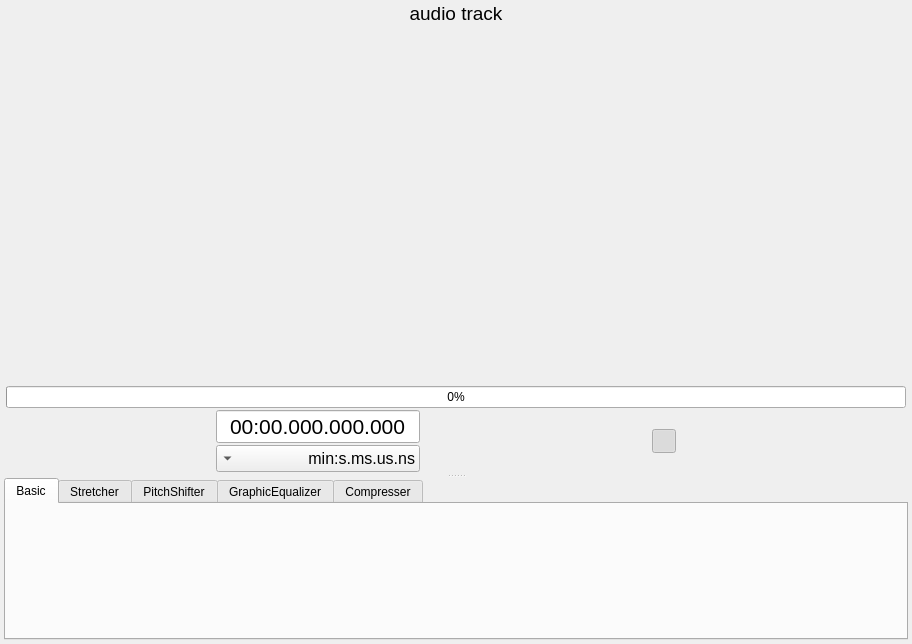
Qt form src/ui/audio/audiocontroller.ui (xiangCaO233/MusicMapMaker) before a commit.
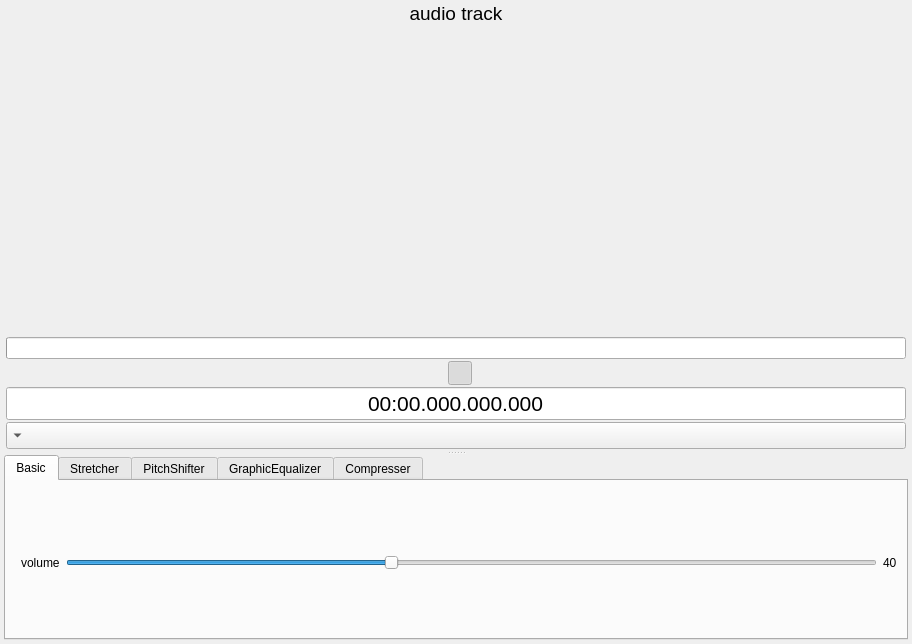
The same form after that commit. Icons and pictures are not drawn.

Diff of the .ui file:
```diff
--- a/src/ui/audio/audiocontroller.ui
+++ b/src/ui/audio/audiocontroller.ui
@@ -111,6 +111,9 @@
             <property name="value">
              <number>0</number>
             </property>
+            <property name="textVisible">
+             <bool>false</bool>
+            </property>
            </widget>
           </item>
           <item>
@@ -131,19 +134,6 @@
              <property name="bottomMargin">
               <number>0</number>
              </property>
-             <item>
-              <spacer name="horizontalSpacer_3">
-               <property name="orientation">
-                <enum>Qt::Orientation::Horizontal</enum>
-               </property>
-               <property name="sizeHint" stdset="0">
-                <size>
-                 <width>40</width>
-                 <height>20</height>
-                </size>
-               </property>
-              </spacer>
-             </item>
              <item>
               <widget class="QWidget" name="time_edit_widget" native="true">
                <layout class="QVBoxLayout" name="verticalLayout_3">
@@ -162,77 +152,6 @@
                 <property name="bottomMargin">
                  <number>0</number>
                 </property>
-                <item>
-                 <widget class="QLineEdit" name="time_edit">
-                  <property name="font">
-                   <font>
-                    <pointsize>16</pointsize>
-                   </font>
-                  </property>
-                  <property name="text">
-                   <string>00:00.000.000.000</string>
-                  </property>
-                  <property name="alignment">
-                   <set>Qt::AlignmentFlag::AlignCenter</set>
-                  </property>
-                 </widget>
-                </item>
-                <item>
-                 <widget class="QComboBox" name="unit_selection">
-                  <property name="font">
-                   <font>
-                    <pointsize>12</pointsize>
-                   </font>
-                  </property>
-                  <property name="layoutDirection">
-                   <enum>Qt::LayoutDirection::RightToLeft</enum>
-                  </property>
-                  <property name="currentText">
-                   <string>min:s.ms.us.ns</string>
-                  </property>
-                  <property name="currentIndex">
-                   <number>5</number>
-                  </property>
-                  <property name="placeholderText">
-                   <string>unit</string>
-                  </property>
-                  <item>
-                   <property name="text">
-                    <string>ms</string>
-                   </property>
-                  </item>
-                  <item>
-                   <property name="text">
-                    <string>us</string>
-                   </property>
-                  </item>
-                  <item>
-                   <property name="text">
-                    <string>ns</string>
-                   </property>
-                  </item>
-                  <item>
-                   <property name="text">
-                    <string>frame</string>
-                   </property>
-                  </item>
-                  <item>
-                   <property name="text">
-                    <string>min:s</string>
-                   </property>
-                  </item>
-                  <item>
-                   <property name="text">
-                    <string>min:s.ms.us.ns</string>
-                   </property>
-                  </item>
-                  <item>
-                   <property name="text">
-                    <string>min:s.ms</string>
-                   </property>
-                  </item>
-                 </widget>
-                </item>
                </layout>
               </widget>
              </item>
@@ -379,6 +298,45 @@
             </layout>
            </widget>
           </item>
+          <item>
+           <widget class="QLineEdit" name="time_edit">
+            <property name="font">
+             <font>
+              <pointsize>16</pointsize>
+             </font>
+            </property>
+            <property name="focusPolicy">
+             <enum>Qt::FocusPolicy::ClickFocus</enum>
+            </property>
+            <property name="text">
+             <string>00:00.000.000.000</string>
+            </property>
+            <property name="alignment">
+             <set>Qt::AlignmentFlag::AlignCenter</set>
+            </property>
+           </widget>
+          </item>
+          <item>
+           <widget class="QComboBox" name="unit_selection">
+            <property name="font">
+             <font>
+              <pointsize>12</pointsize>
+             </font>
+            </property>
+            <property name="layoutDirection">
+             <enum>Qt::LayoutDirection::RightToLeft</enum>
+            </property>
+            <property name="currentText">
+             <string/>
+            </property>
+            <property name="currentIndex">
+             <number>-1</number>
+            </property>
+            <property name="placeholderText">
+             <string>unit</string>
+            </property>
+           </widget>
+          </item>
          </layout>
         </widget>
         <widget class="QTabWidget" name="functions">
@@ -389,7 +347,65 @@
           <attribute name="title">
            <string>Basic</string>
           </attribute>
-          <layout class="QVBoxLayout" name="verticalLayout_4"/>
+          <layout class="QVBoxLayout" name="verticalLayout_4">
+           <property name="spacing">
+            <number>0</number>
+           </property>
+           <property name="leftMargin">
+            <number>6</number>
+           </property>
+           <property name="topMargin">
+            <number>6</number>
+           </property>
+           <property name="rightMargin">
+            <number>0</number>
+           </property>
+           <property name="bottomMargin">
+            <number>0</number>
+           </property>
+           <item>
+            <widget class="QWidget" name="volume_controller" native="true">
+             <layout class="QHBoxLayout" name="horizontalLayout_3">
+              <item>
+               <widget class="QLabel" name="volume_label">
+                <property name="text">
+                 <string>volume</string>
+                </property>
+               </widget>
+              </item>
+              <item>
+               <widget class="QSlider" name="volume_slider">
+                <property name="focusPolicy">
+                 <enum>Qt::FocusPolicy::WheelFocus</enum>
+                </property>
+                <property name="minimum">
+                 <number>0</number>
+                </property>
+                <property name="maximum">
+                 <number>100</number>
+                </property>
+                <property name="pageStep">
+                 <number>5</number>
+                </property>
+                <property name="value">
+                 <number>40</number>
+                </property>
+                <property name="orientation">
+                 <enum>Qt::Orientation::Horizontal</enum>
+                </property>
+               </widget>
+              </item>
+              <item>
+               <widget class="QLabel" name="volume_value_label">
+                <property name="text">
+                 <string notr="true">40</string>
+                </property>
+               </widget>
+              </item>
+             </layout>
+            </widget>
+           </item>
+          </layout>
          </widget>
          <widget class="QWidget" name="strecher_tab">
           <attribute name="title">
```
Left out of the diff: 2 changed lines with no effect on the pictures.
